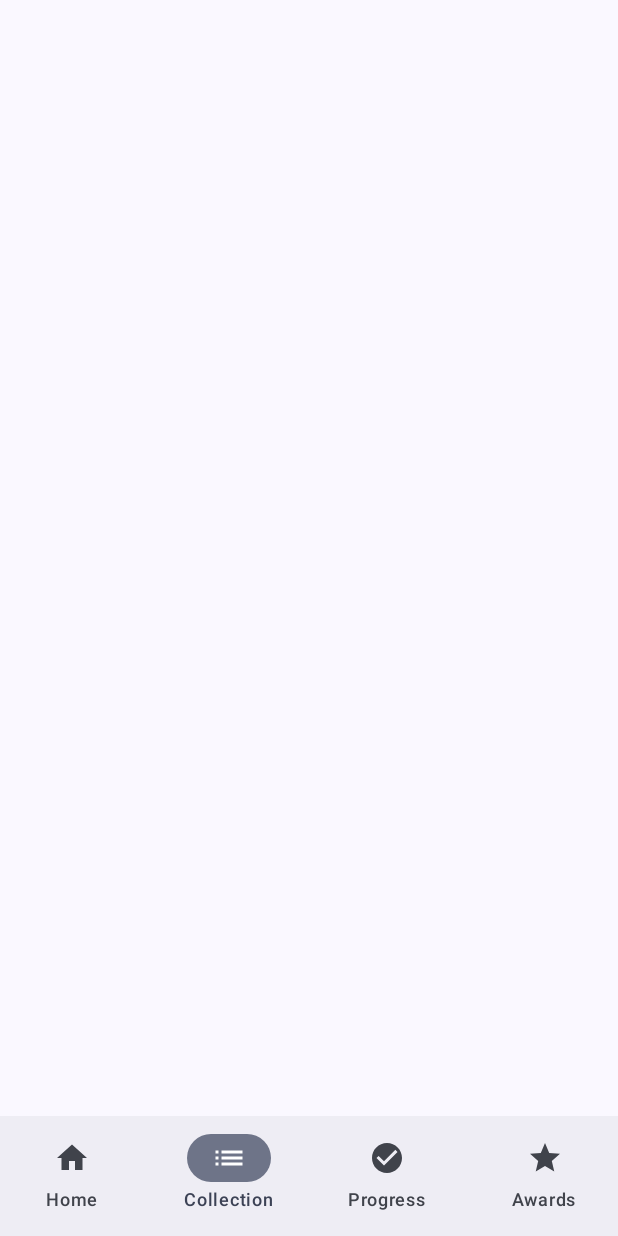
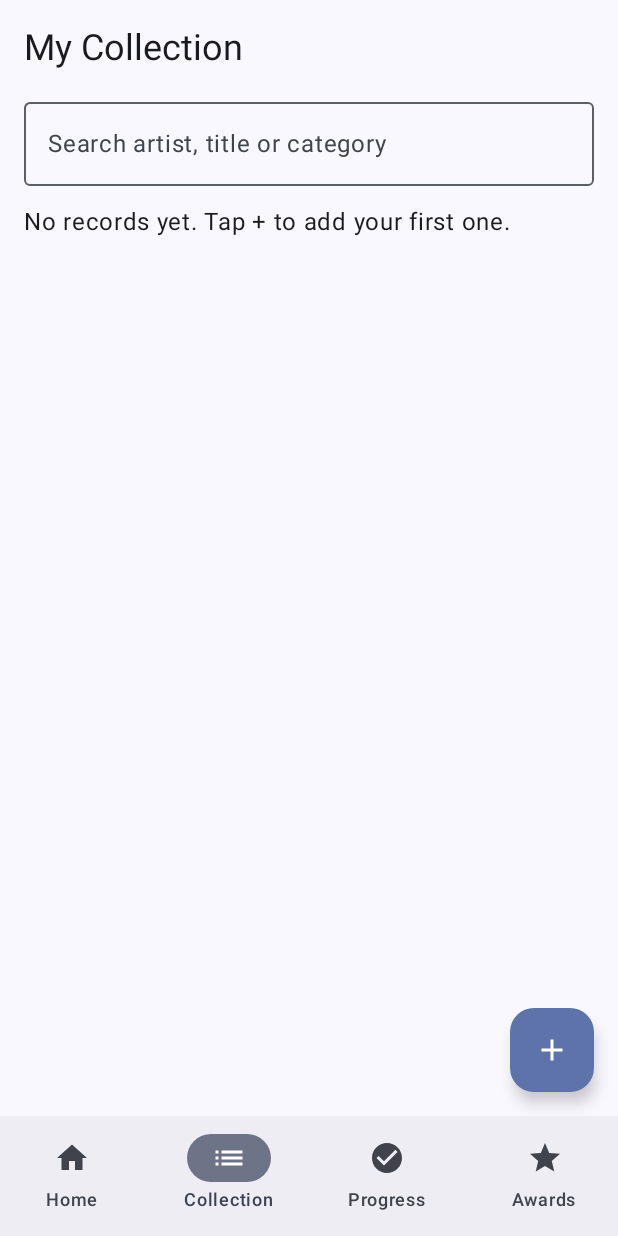
Before and after one commit to matthewkutumela/VinylVault, an Android app built with Jetpack Compose: the composable MainScaffold shown on its own in the app's theme, item 2 of the bottom bar chosen, on a phone screen of 412 x 824 dp. Run offline under Robolectric (Android 15) with nearby library versions, the phone set to English and light mode, and no system bars; our stand-ins replace Room's generated code; 3 statements that could not run were skipped.

Commit message:
Added record form and collection list with search.

```diff
--- a/app/src/main/java/com/example/vinylvault/MainActivity.kt
+++ b/app/src/main/java/com/example/vinylvault/MainActivity.kt
@@ -3,20 +3,40 @@ package com.example.vinylvault
 import android.os.Bundle
 import androidx.activity.ComponentActivity
 import androidx.activity.compose.setContent
-import androidx.compose.foundation.layout.*
+import androidx.compose.foundation.layout.Arrangement
+import androidx.compose.foundation.layout.Box
+import androidx.compose.foundation.layout.Column
+import androidx.compose.foundation.layout.Spacer
+import androidx.compose.foundation.layout.fillMaxSize
+import androidx.compose.foundation.layout.height
+import androidx.compose.foundation.layout.padding
 import androidx.compose.material.icons.Icons
 import androidx.compose.material.icons.automirrored.filled.List
 import androidx.compose.material.icons.filled.CheckCircle
 import androidx.compose.material.icons.filled.Home
 import androidx.compose.material.icons.filled.Star
-import androidx.compose.material3.*
-import androidx.compose.runtime.*
+import androidx.compose.material3.Button
+import androidx.compose.material3.Icon
+import androidx.compose.material3.MaterialTheme
+import androidx.compose.material3.NavigationBar
+import androidx.compose.material3.NavigationBarItem
+import androidx.compose.material3.OutlinedButton
+import androidx.compose.material3.Scaffold
+import androidx.compose.material3.Surface
+import androidx.compose.material3.Text
+import androidx.compose.runtime.Composable
+import androidx.compose.runtime.getValue
+import androidx.compose.runtime.mutableStateOf
+import androidx.compose.runtime.remember
+import androidx.compose.runtime.setValue
 import androidx.compose.ui.Alignment
 import androidx.compose.ui.Modifier
 import androidx.compose.ui.unit.dp
 import androidx.lifecycle.viewmodel.compose.viewModel
 import com.example.vinylvault.auth.AuthRepository
+import com.example.vinylvault.ui.AddRecordScreen
 import com.example.vinylvault.ui.CategoriesScreen
+import com.example.vinylvault.ui.CollectionScreen
 import com.example.vinylvault.ui.LoginScreen
 import com.example.vinylvault.ui.RegisterScreen
 import com.example.vinylvault.ui.VinylViewModel
@@ -62,31 +82,32 @@ fun MainScaffold(onLogout: () -> Unit) {
     val vm: VinylViewModel = viewModel()
     var tab by remember { mutableStateOf("home") }
     var showCategories by remember { mutableStateOf(false) }
+    var showAddRecord by remember { mutableStateOf(false) }
 
     Scaffold(
         bottomBar = {
             NavigationBar {
                 NavigationBarItem(
                     selected = tab == "home",
-                    onClick = { tab = "home"; showCategories = false },
+                    onClick = { tab = "home"; showCategories = false; showAddRecord = false },
                     icon = { Icon(Icons.Filled.Home, contentDescription = null) },
                     label = { Text("Home") }
                 )
                 NavigationBarItem(
                     selected = tab == "collection",
-                    onClick = { tab = "collection" },
+                    onClick = { tab = "collection"; showCategories = false; showAddRecord = false },
                     icon = { Icon(Icons.AutoMirrored.Filled.List, contentDescription = null) },
                     label = { Text("Collection") }
                 )
                 NavigationBarItem(
                     selected = tab == "progress",
-                    onClick = { tab = "progress" },
+                    onClick = { tab = "progress"; showCategories = false; showAddRecord = false },
                     icon = { Icon(Icons.Filled.CheckCircle, contentDescription = null) },
                     label = { Text("Progress") }
                 )
                 NavigationBarItem(
                     selected = tab == "achievements",
-                    onClick = { tab = "achievements" },
+                    onClick = { tab = "achievements"; showCategories = false; showAddRecord = false },
                     icon = { Icon(Icons.Filled.Star, contentDescription = null) },
                     label = { Text("Awards") }
                 )
@@ -94,15 +115,23 @@ fun MainScaffold(onLogout: () -> Unit) {
         }
     ) { padding ->
         Box(Modifier.padding(padding).fillMaxSize()) {
-            when {
-                tab == "home" && showCategories ->
+            if (tab == "home") {
+                if (showCategories) {
                     CategoriesScreen(vm = vm, onBack = { showCategories = false })
-                tab == "home" ->
+                } else {
                     HomePlaceholder(
                         onCategories = { showCategories = true },
                         onLogout = onLogout
                     )
-                else -> ComingSoon(tab)
+                }
+            } else if (tab == "collection") {
+                if (showAddRecord) {
+                    AddRecordScreen(vm = vm, onDone = { showAddRecord = false })
+                } else {
+                    CollectionScreen(vm = vm, onAdd = { showAddRecord = true })
+                }
+            } else {
+                ComingSoon(tab)
             }
         }
     }
--- /dev/null
+++ b/app/src/main/java/com/example/vinylvault/ui/CollectionScreen.kt
@@ -0,0 +1,90 @@
+package com.example.vinylvault.ui
+
+import androidx.compose.foundation.layout.Arrangement
+import androidx.compose.foundation.layout.Box
+import androidx.compose.foundation.layout.Column
+import androidx.compose.foundation.layout.Spacer
+import androidx.compose.foundation.layout.fillMaxSize
+import androidx.compose.foundation.layout.fillMaxWidth
+import androidx.compose.foundation.layout.height
+import androidx.compose.foundation.layout.padding
+import androidx.compose.foundation.lazy.LazyColumn
+import androidx.compose.foundation.lazy.items
+import androidx.compose.material.icons.Icons
+import androidx.compose.material.icons.filled.Add
+import androidx.compose.material3.Card
+import androidx.compose.material3.FloatingActionButton
+import androidx.compose.material3.Icon
+import androidx.compose.material3.MaterialTheme
+import androidx.compose.material3.OutlinedTextField
+import androidx.compose.material3.Text
+import androidx.compose.runtime.Composable
+import androidx.compose.runtime.collectAsState
+import androidx.compose.runtime.getValue
+import androidx.compose.runtime.mutableStateOf
+import androidx.compose.runtime.remember
+import androidx.compose.runtime.setValue
+import androidx.compose.ui.Alignment
+import androidx.compose.ui.Modifier
+import androidx.compose.ui.unit.dp
+
+@Composable
+fun CollectionScreen(vm: VinylViewModel, onAdd: () -> Unit) {
+    val records by vm.records.collectAsState()
+    val categories by vm.categories.collectAsState()
+    var query by remember { mutableStateOf("") }
+
+    val categoryNames = categories.associate { it.id to it.name }
+
+    val shown = records.filter { r ->
+        query.isBlank() ||
+                r.artist.contains(query, ignoreCase = true) ||
+                r.title.contains(query, ignoreCase = true) ||
+                (categoryNames[r.categoryId] ?: "").contains(query, ignoreCase = true)
+    }
+
+    Box(Modifier.fillMaxSize()) {
+        Column(Modifier.fillMaxSize().padding(16.dp)) {
+            Text("My Collection", style = MaterialTheme.typography.headlineSmall)
+            Spacer(Modifier.height(12.dp))
+
+            OutlinedTextField(
+                value = query, onValueChange = { query = it },
+                label = { Text("Search artist, title or category") },
+                singleLine = true,
+                modifier = Modifier.fillMaxWidth()
+            )
+            Spacer(Modifier.height(12.dp))
+
+            if (records.isEmpty()) {
+                Text("No records yet. Tap + to add your first one.")
+            } else if (shown.isEmpty()) {
+                Text("No records match your search.")
+            }
+
+            LazyColumn(verticalArrangement = Arrangement.spacedBy(12.dp)) {
+                items(shown, key = { it.id }) { r ->
+                    Card(Modifier.fillMaxWidth()) {
+                        Column(Modifier.padding(16.dp)) {
+                            Text(r.title, style = MaterialTheme.typography.titleMedium)
+                            Text(r.artist, style = MaterialTheme.typography.bodyMedium)
+                            Text(
+                                "Category: " + (categoryNames[r.categoryId] ?: "-"),
+                                style = MaterialTheme.typography.bodySmall
+                            )
+                            r.acquisitionDate?.let {
+                                Text("Acquired: $it", style = MaterialTheme.typography.bodySmall)
+                            }
+                        }
+                    }
+                }
+                item { Spacer(Modifier.height(80.dp)) }
+            }
+        }
+
+        FloatingActionButton(
+            onClick = onAdd,
+            modifier = Modifier.align(Alignment.BottomEnd).padding(16.dp)
+        ) { Icon(Icons.Filled.Add, contentDescription = "Add record") }
+    }
+}
```
Also changed, not shown: app/src/main/java/com/example/vinylvault/ui/AddRecordScreen.kt (added, +185 -0 lines), app/src/main/java/com/example/vinylvault/ui/VinylViewModel.kt (added, +64 -0 lines).
